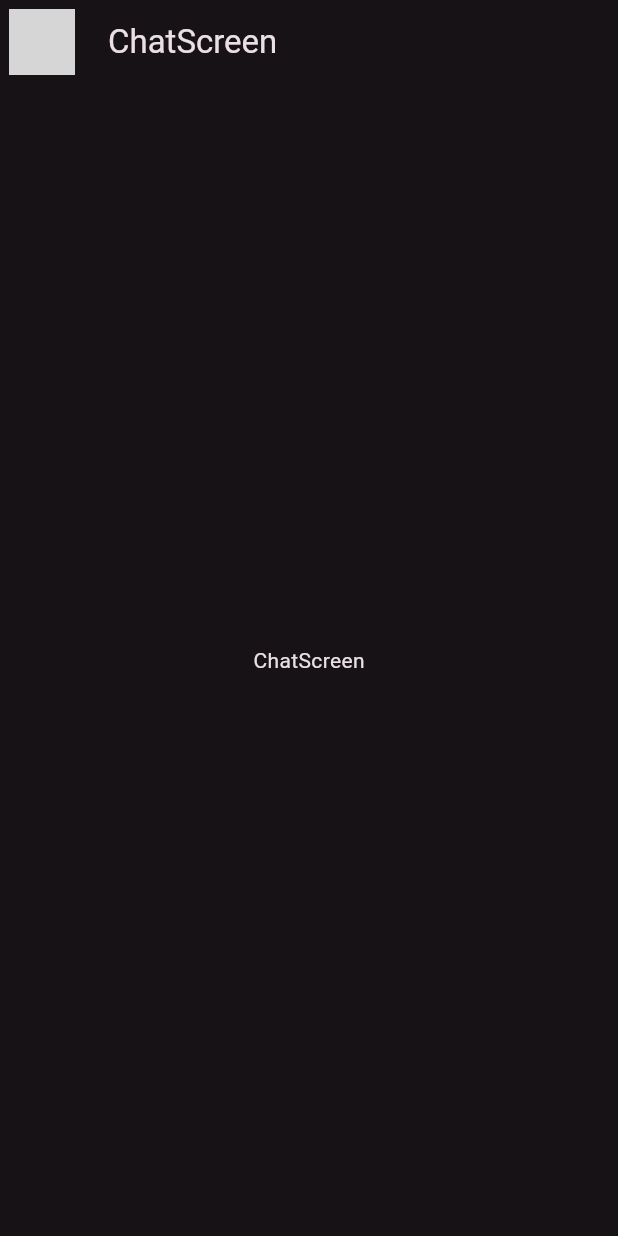
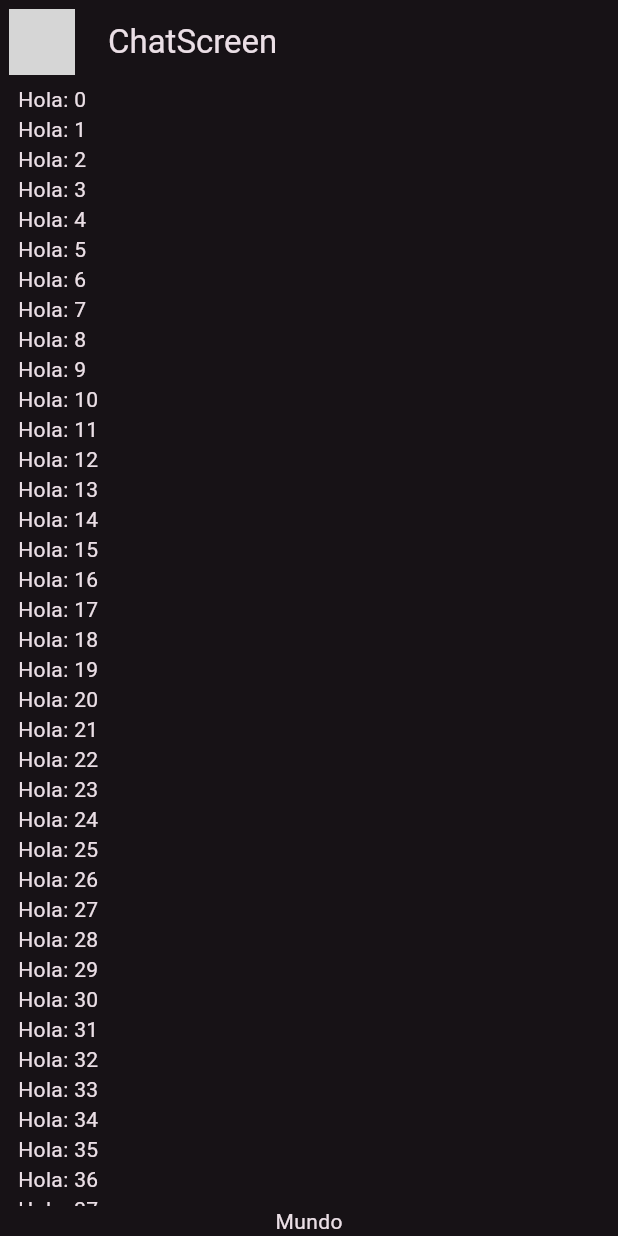
Before and after one commit to JalzDeLezZ/FLUTTER-YESNO-APP, a Flutter app: the screen it shows after launch, on a phone screen of 412 x 824 dp. Run offline on Flutter 3.47's test engine with Material 2 defaults, Android fonts, the phone set to English and light mode, and no system bars; network calls fail; grey boxes are pictures that could not be loaded.

```diff
--- a/lib/presentation/chat/chat_screen.dart
+++ b/lib/presentation/chat/chat_screen.dart
@@ -15,8 +15,27 @@ class ChatScreen extends StatelessWidget {
                 backgroundImage: NetworkImage('https://picsum.photos/200'),
               ),
             )),
-      body: const Center(
-        child: Text('ChatScreen'),
+        body: _ChatView());
+  }
+}
+
+class _ChatView extends StatelessWidget {
+  @override
+  Widget build(BuildContext context) {
+    return SafeArea(
+      child: Padding(
+        padding: const EdgeInsets.symmetric(horizontal: 12.0),
+        child: Column(
+          children: [
+            Expanded(
+                child: ListView.builder(
+                    itemCount: 100,
+                    itemBuilder: (context, index) {
+                      return Text('Hola: $index');
+                    })),
+            Text('Mundo'),
+          ],
+        ),
       ),
     );
   }
```
Lines whose indentation alone changed are shown as unchanged.
